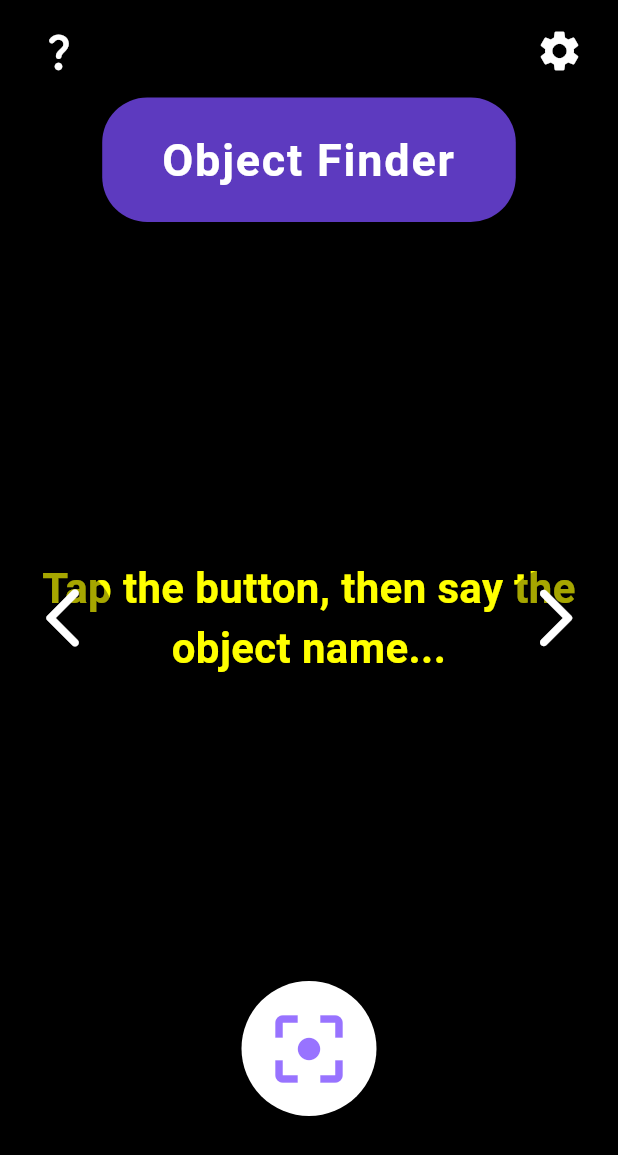
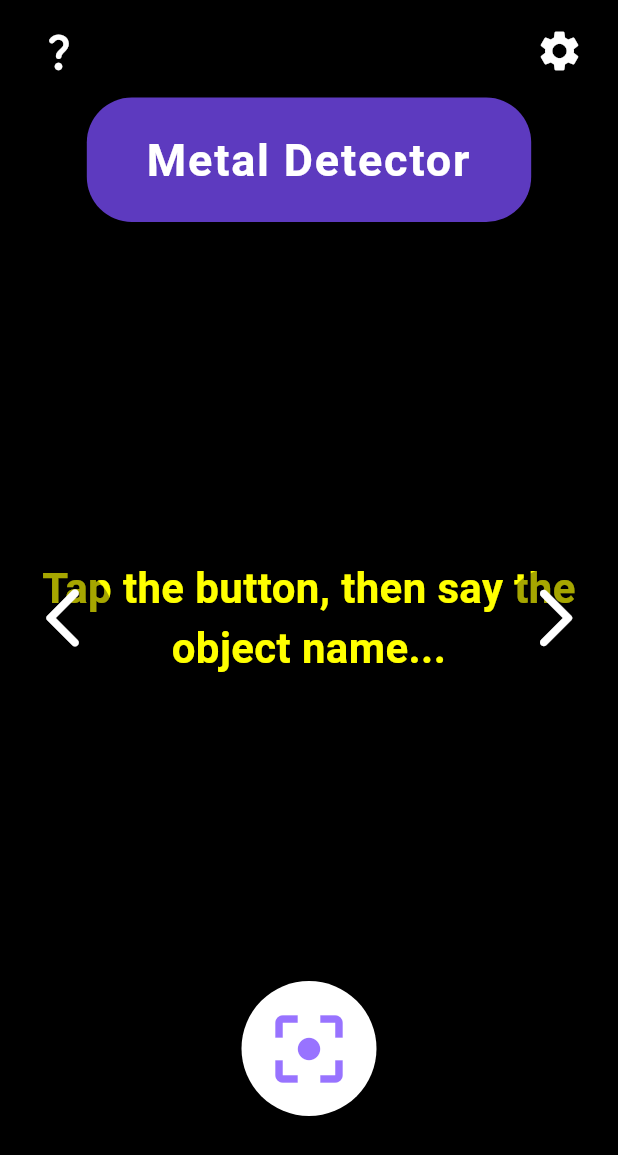
Before and after one commit to KhalilKK123/VisualAid-IEEE2025, a Flutter app: the screen it shows after launch, swiped to page 4, on a phone screen of 412 x 824 dp. Shown: the top 1155 px of the screen. Run offline on Flutter 3.47's test engine with Material 3 defaults, Android fonts, the light colour scheme and no system bars; our stand-ins replace audioplayers, camera, flutter_tts, shared_preferences, socket_io_client, speech_to_text and 2 more; missing offline and left inert: mobile_scanner; network calls fail; Roboto replaces fonts that are missing (Arial).

Commit message:
feat: 🗣️ added more voice commands for all features for better accessibility.

```diff
--- a/lib/features/feature_registry.dart
+++ b/lib/features/feature_registry.dart
@@ -14,7 +14,15 @@ const FeatureConfig supervisionFeature = FeatureConfig(
     'supervision',
     'analyze all',
     'smart analyze',
-    'everything'
+    'everything',
+    'look at everything',
+    'tell me everything',
+    'comprehensive scan',
+    'full analysis',
+    'general mode',
+    'overview',
+    'what do you see',
+    'start default mode'
   ],
   pageBuilder: _buildPlaceholderPage, // Placeholder
 );
@@ -29,7 +37,15 @@ const FeatureConfig objectDetectionFeature = FeatureConfig(
     'object detection',
     'detect object',
     'objects',
-    'object'
+    'object',
+    'identify objects',
+    'what are these objects',
+    'find objects',
+    'recognize objects',
+    'list objects',
+    'what is this',
+    'object identifier',
+    'tell me what is in front of me'
   ],
   pageBuilder: _buildPlaceholderPage, // Placeholder
 );
@@ -45,14 +61,23 @@ const FeatureConfig hazardDetectionFeature = FeatureConfig(
     'danger',
     'alert',
     'hazards',
-    'hazard detection'
+    'hazard detection',
+    'detect danger',
+    'scan for hazards',
+    'look for obstacles',
+    'is it safe',
+    'safety check',
+    'warn me',
+    'check for dangers',
+    'obstacle detection',
+    'alert me to danger'
   ],
   pageBuilder: _buildPlaceholderPage, // Placeholder
 );
 
 const FeatureConfig focusModeFeature = FeatureConfig(
   id: 'focus_mode',
-  title: 'Object Finder',
+  title: 'Metal Detector',
   color: Colors.deepPurpleAccent,
   voiceCommandKeywords: [
     'page 4',
@@ -62,7 +87,15 @@ const FeatureConfig focusModeFeature = FeatureConfig(
     'find object',
     'find',
     'locate',
-    'object finder'
+    'object finder',
+    'Metal Detection',
+    'metal detector',
+    'metal',
+    'search for',
+    'pinpoint',
+    'where is',
+    'item finder',
+    'specific object'
   ],
   pageBuilder: _buildPlaceholderPage, // Placeholder
 );
@@ -77,7 +110,15 @@ const FeatureConfig sceneDetectionFeature = FeatureConfig(
     'scene detection',
     'describe scene',
     'scene',
-    'room'
+    'room',
+    'describe my surroundings',
+    'what does it look like here',
+    'tell me about this place',
+    'environment description',
+    'describe the environment',
+    'where am I',
+    'scene recognition',
+    'explain what you see'
   ],
   pageBuilder: _buildPlaceholderPage, // Placeholder
 );
@@ -92,7 +133,16 @@ const FeatureConfig textDetectionFeature = FeatureConfig(
     'text detection',
     'read text',
     'text',
-    'read'
+    'read',
+    'read this for me',
+    'what does this say',
+    'scan text',
+    'recognize text',
+    'text reader',
+    'read aloud',
+    'OCR',
+    'read the sign',
+    'read document'
   ],
   pageBuilder: _buildPlaceholderPage, // Placeholder
 );
@@ -107,7 +157,17 @@ const FeatureConfig currencyDetectionFeature = FeatureConfig(
     'currency detection',
     'currency',
     'money',
-    'scan currency'
+    'scan currency',
+    'identify money',
+    'what bill is this',
+    'recognize currency',
+    'money identifier',
+    'check money',
+    'scan bill',
+    'cash',
+    'banknote',
+    'how much is this',
+    'how much money is this'
   ],
   pageBuilder: _buildPlaceholderPage, // Placeholder
 );
@@ -122,7 +182,10 @@ const FeatureConfig barcodeScannerFeature = FeatureConfig(
     'barcode',
     'scan code',
     'scanner',
-    'scan barcode'
+    'scan barcode',
+    'scan product',
+    'scan item',
+    'scan package'
   ],
   pageBuilder: _buildPlaceholderPage, // Placeholder
 );
```
